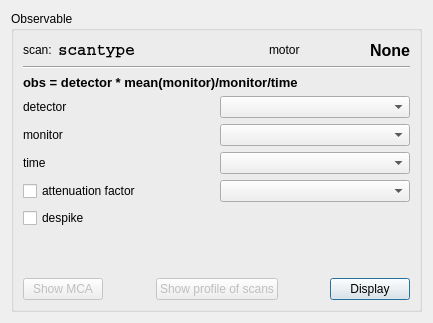
Old version of the form iintgui/ui/iintobservable.ui in the repository syncope/iint-gui.
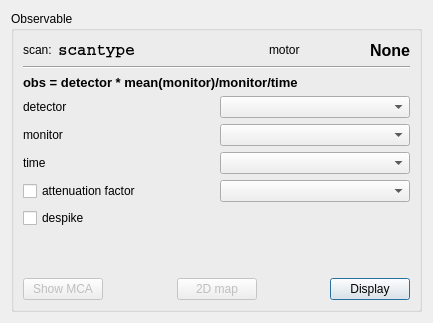
New version of the form.

Commit message: + fix issue #34 : rename button title

```diff
--- a/iintgui/ui/iintobservable.ui
+++ b/iintgui/ui/iintobservable.ui
@@ -654,7 +654,7 @@
              <bool>false</bool>
             </property>
             <property name="text">
-             <string>Show profile of scans</string>
+             <string>2D map</string>
             </property>
            </widget>
           </item>
```
